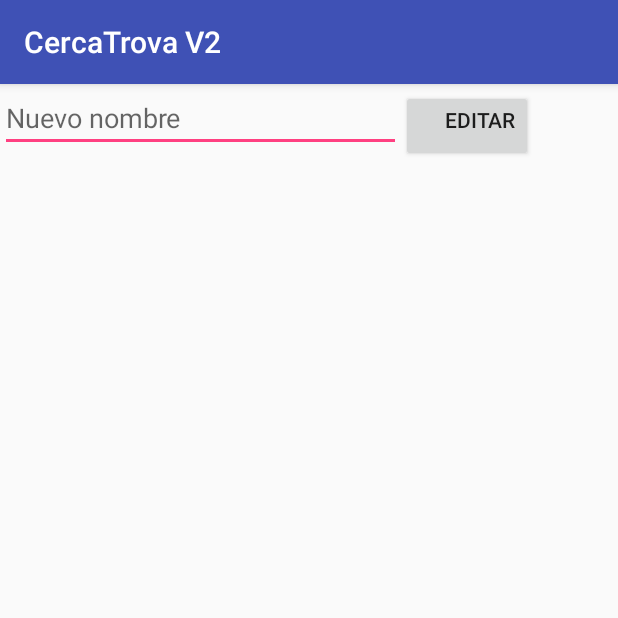
After one commit to vicguij/CercaTrova, an Android app: the EditActivity screen opened directly, with no data from a screen before it, on a phone screen of 412 x 824 dp, the top half of it. The commit adds this screen. Run offline under Robolectric (Android 15) with nearby library versions, the phone set to English and light mode, and no system bars.

Commit message:
Editar nombre

```diff
--- a/app/src/main/AndroidManifest.xml
+++ b/app/src/main/AndroidManifest.xml
@@ -50,6 +50,7 @@
         <activity
             android:name=".MapsActivityGuardar"
             android:label="@string/title_activity_maps_guardar" />
+        <activity android:name=".EditActivity"></activity>
     </application>
 
 </manifest>
--- /dev/null
+++ b/app/src/main/java/com/example/javier/smovcercatrovav2/EditActivity.java
@@ -0,0 +1,91 @@
+package com.example.javier.smovcercatrovav2;
+
+import android.content.ContentValues;
+import android.content.Intent;
+import android.net.Uri;
+import android.support.v7.app.AppCompatActivity;
+import android.os.Bundle;
+import android.util.Log;
+import android.view.View;
+import android.view.WindowManager;
+import android.widget.Button;
+import android.widget.EditText;
+
+public class EditActivity extends AppCompatActivity {
+
+    private Button btnEditar;
+    private EditText edit;
+    @Override
+    protected void onCreate(Bundle savedInstanceState) {
+        super.onCreate(savedInstanceState);
+        setContentView(R.layout.activity_edit);
+        edit = (EditText)findViewById(R.id.editText1);
+        edit.requestFocus();
+        if(edit.requestFocus()) {
+            getWindow().setSoftInputMode(WindowManager.LayoutParams.SOFT_INPUT_STATE_ALWAYS_VISIBLE);
+        }
+        btnEditar = (Button)findViewById(R.id.botonEditar);
+        btnEditar.setOnClickListener(new View.OnClickListener()
+        {
+
+            @Override
+            public void onClick(View v)
+            {
+                clickEdit();
+            }
+        });
+    }
+
+    public void clickEdit(){
+        Bundle bundle = getIntent().getExtras();
+        Long id= bundle != null ? bundle.getLong("id") : 0;
+        String nombre = edit.getText().toString();
+        if ((!nombre.isEmpty())&&(id!=0)){
+            int num=0;
+            try{
+                ContentValues values = new ContentValues();
+
+                // Meter en el content values
+                values.clear();
+                values.put(CoordinatesContract.Column.NOMBRE, nombre );
+
+                //Se modifica utilizando el content provider
+                num = getContentResolver().update(Uri.withAppendedPath(CoordinatesContract.CONTENT_URI, String.valueOf(id)), values, null, null );
+
+            }catch (Exception e){
+                Log.d("BOTON UPDATE", "EXCEPCION...");
+            }
+
+            Log.d("Update!","Actualizando el nombre de "+num+" tuplas.");
+
+        }
+        Intent intent = new Intent(this, ListCActivity.class);
+        startActivity(intent);
+        /*
+    FORMA DE USO PARA CAMBIAR EL NOMBRE DE UNA COOORDENADA PASANDO EL ID:
+
+        // Nuevo nombre de la la coordinada con el id de abajo
+        String nuevo_nombre = "Update name";
+        //Id del objeto a cambiar el nombre
+        String id = "1514828341088";
+
+        int num=0;
+        try{
+            ContentValues values = new ContentValues();
+
+            // Meter en el content values
+            values.clear();
+            values.put(CoordinatesContract.Column.NOMBRE, nuevo_nombre );
+
+            //Se modifica utilizando el content provider
+            num = getContentResolver().update(Uri.withAppendedPath(CoordinatesContract.CONTENT_URI,id), values, null, null );
+
+        }catch (Exception e){
+            Log.d("BOTON UPDATE", "EXCEPCION...");
+        }
+
+        Log.d("Update!","Actualizando el nombre de "+num+" tuplas.");
+
+     */
+    }
+}
--- /dev/null
+++ b/app/src/main/res/layout/activity_edit.xml
@@ -0,0 +1,27 @@
+<?xml version="1.0" encoding="utf-8"?>
+<LinearLayout xmlns:android="http://schemas.android.com/apk/res/android"
+    xmlns:app="http://schemas.android.com/apk/res-auto"
+    xmlns:tools="http://schemas.android.com/tools"
+    android:layout_width="match_parent"
+    android:layout_height="match_parent"
+    tools:context=".EditActivity">
+
+    <EditText
+        android:id="@+id/editText1"
+        android:layout_width="267dp"
+        android:layout_height="wrap_content"
+        android:ems="10"
+        android:gravity="start"
+        android:inputType="textPersonName"
+        android:hint="Nuevo nombre" />
+
+    <Button
+        android:id="@+id/botonEditar"
+        android:layout_width="wrap_content"
+        android:layout_height="wrap_content"
+        android:gravity="end"
+        android:text="Editar"
+        app:layout_constraintEnd_toStartOf="@+id/editText1"
+
+        />
+</LinearLayout>
```
Also changed, not shown: app/src/main/java/com/example/javier/smovcercatrovav2/ListCFragment.java (+6 -1 lines).
